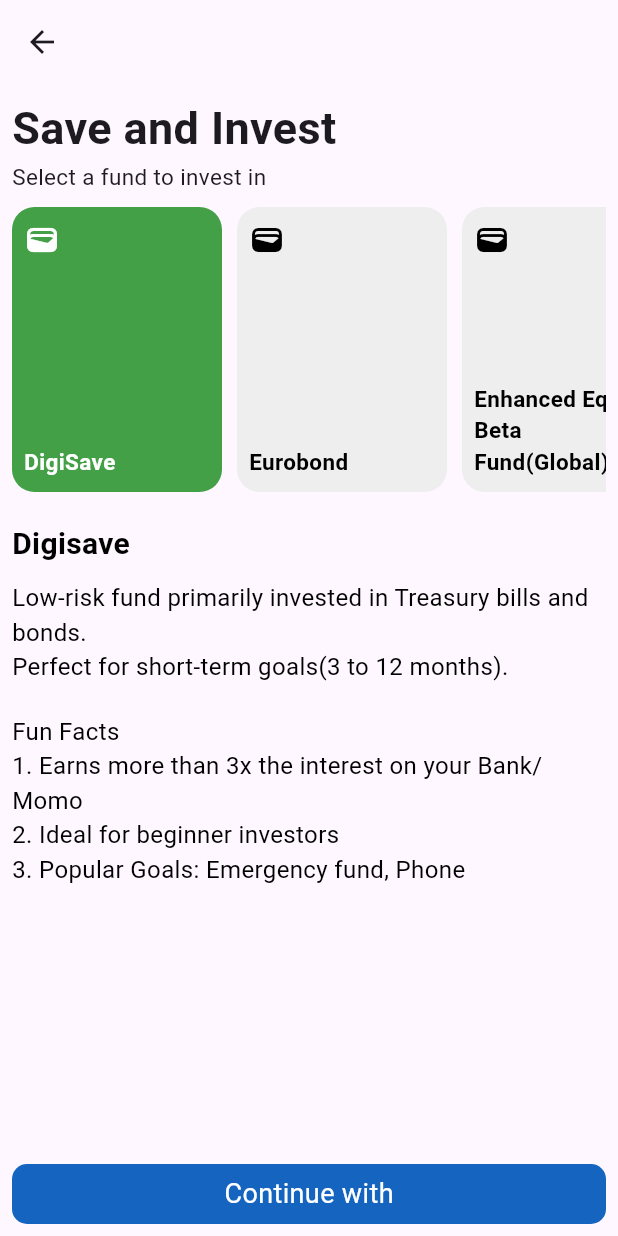
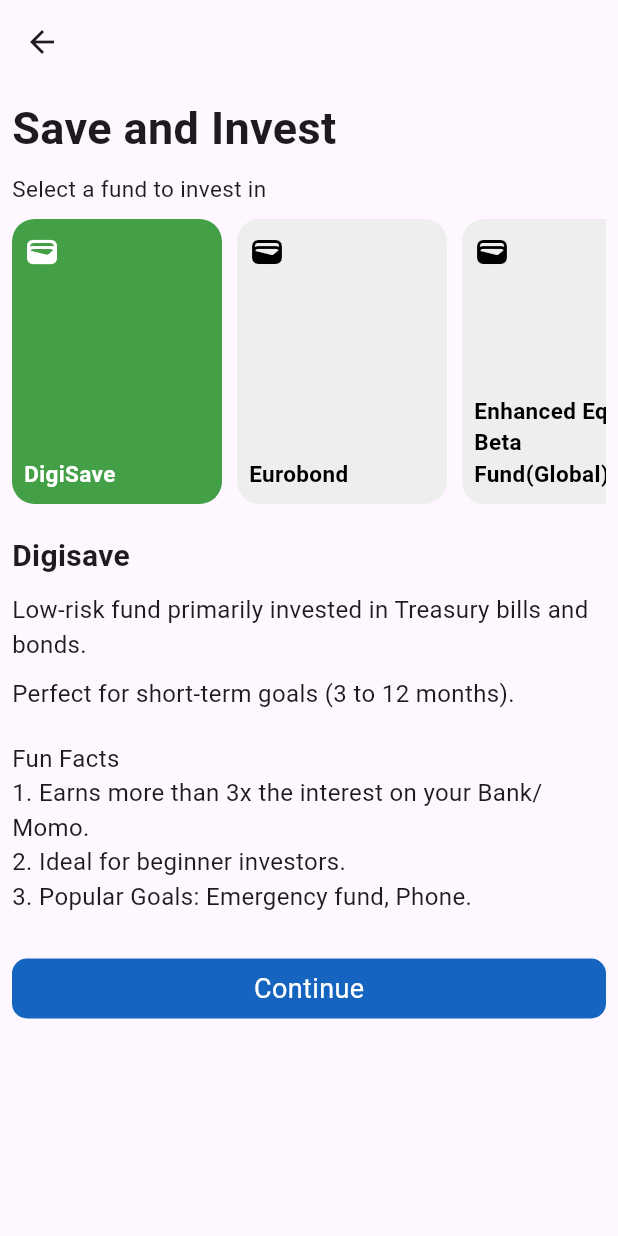
Before and after one commit to itsjasonagyeman/achieve_clone, a Flutter app: the SaveInvestPage screen opened directly, on a phone screen of 412 x 824 dp. Run offline on Flutter 3.47's test engine with Material 3 defaults, Android fonts, the phone set to English and light mode, and no system bars; our stand-ins replace carousel_slider; statements that could not run were skipped.

Commit message:
Finished Save Invest ui

```diff
--- a/lib/pages/Navigate from homepage/Investment_vault_components/Save_invest/save_invest_page.dart
+++ b/lib/pages/Navigate from homepage/Investment_vault_components/Save_invest/save_invest_page.dart
@@ -12,7 +12,6 @@ class SaveInvestPage extends StatefulWidget {
 class _SaveInvestPageState extends State<SaveInvestPage> {
   @override
   Widget build(BuildContext context) {
-
     final currentTab = Provider.of<SaveInvestTabChange>(context);
 
     return SafeArea(
@@ -20,90 +19,149 @@ class _SaveInvestPageState extends State<SaveInvestPage> {
         appBar: AppBar(
           leading: const BackButton(),
         ),
-        body: Padding(
+        body: SingleChildScrollView( // Wrap the entire body for vertical scrolling
+          child: Padding(
             padding: const EdgeInsets.all(8.0),
             child: Column(
-            mainAxisAlignment: MainAxisAlignment.start,
               crossAxisAlignment: CrossAxisAlignment.start,
               children: [
-              const Text('Save and Invest', style: TextStyle(fontWeight: FontWeight.bold, fontSize: 30,),),
-              const Text('Select a fund to invest in', style: TextStyle(fontWeight: FontWeight.normal, fontSize: 15,),),
-              const SizedBox(height: 10,),
+                const Text(
+                  'Save and Invest',
+                  style: TextStyle(
+                    fontWeight: FontWeight.bold,
+                    fontSize: 30,
+                  ),
+                ),
+                const SizedBox(height: 8),
+                const Text(
+                  'Select a fund to invest in',
+                  style: TextStyle(
+                    fontWeight: FontWeight.normal,
+                    fontSize: 15,
+                  ),
+                ),
+                const SizedBox(height: 10),
                 SingleChildScrollView(
-                scrollDirection: Axis.horizontal,
+                  scrollDirection: Axis.horizontal, // Horizontal scrolling for cards
                   child: Row(
-                  mainAxisAlignment: MainAxisAlignment.start,
-                  crossAxisAlignment: CrossAxisAlignment.start,
                     children: [
-                    GestureDetector( //Digisave
-                    onTap: (){
+                      GestureDetector(
+                        onTap: () {
                           currentTab.digisave();
                         },
                         child: Container(
                           height: 190,
                           width: 140,
                           decoration: BoxDecoration(
-                          color: currentTab.isDigisave? Colors.green[600]: Colors.grey[200],
+                            color: currentTab.isDigisave
+                                ? Colors.green[600]
+                                : Colors.grey[200],
                             borderRadius: BorderRadius.circular(15),
                           ),
                           child: Padding(
-                          padding: const EdgeInsets.fromLTRB(8,10,8,10),
+                            padding: const EdgeInsets.fromLTRB(8, 10, 8, 10),
                             child: Column(
                               mainAxisAlignment: MainAxisAlignment.spaceBetween,
                               crossAxisAlignment: CrossAxisAlignment.start,
                               children: [
-                              Icon(Icons.wallet_outlined, color: currentTab.isDigisave? Colors.white: Colors.black),
-                              Text('DigiSave', style: TextStyle(fontWeight: FontWeight.w600, fontSize: 15, color:currentTab.isDigisave? Colors.white : Colors.black),)
+                                Icon(
+                                  Icons.wallet_outlined,
+                                  color: currentTab.isDigisave
+                                      ? Colors.white
+                                      : Colors.black,
+                                ),
+                                Text(
+                                  'DigiSave',
+                                  style: TextStyle(
+                                    fontWeight: FontWeight.w600,
+                                    fontSize: 15,
+                                    color: currentTab.isDigisave
+                                        ? Colors.white
+                                        : Colors.black,
+                                  ),
+                                ),
                               ],
                             ),
                           ),
                         ),
                       ),
-                    const SizedBox(width: 10,),
-                    GestureDetector( //Eurobond
-                    onTap: (){
+                      const SizedBox(width: 10),
+                      GestureDetector(
+                        onTap: () {
                           currentTab.eurobond();
                         },
                         child: Container(
                           height: 190,
                           width: 140,
                           decoration: BoxDecoration(
-                          color: currentTab.isEurobond?Colors.purple: Colors.grey[200],
+                            color: currentTab.isEurobond
+                                ? Colors.purple
+                                : Colors.grey[200],
                             borderRadius: BorderRadius.circular(15),
                           ),
                           child: Padding(
-                          padding: const EdgeInsets.fromLTRB(8,10,8,10),
+                            padding: const EdgeInsets.fromLTRB(8, 10, 8, 10),
                             child: Column(
                               mainAxisAlignment: MainAxisAlignment.spaceBetween,
                               crossAxisAlignment: CrossAxisAlignment.start,
                               children: [
-                              Icon(Icons.wallet_outlined, color: currentTab.isEurobond? Colors.white: Colors.black),
-                              Text('Eurobond', style: TextStyle(fontWeight: FontWeight.w600, fontSize: 15, color: currentTab.isEurobond?Colors.white: Colors.black),)
+                                Icon(
+                                  Icons.wallet_outlined,
+                                  color: currentTab.isEurobond
+                                      ? Colors.white
+                                      : Colors.black,
+                                ),
+                                Text(
+                                  'Eurobond',
+                                  style: TextStyle(
+                                    fontWeight: FontWeight.w600,
+                                    fontSize: 15,
+                                    color: currentTab.isEurobond
+                                        ? Colors.white
+                                        : Colors.black,
+                                  ),
+                                ),
                               ],
                             ),
                           ),
                         ),
                       ),
-                    const SizedBox(width: 10,),
-                    GestureDetector( //DigiSave
-                      onTap: (){
+                      const SizedBox(width: 10),
+                      GestureDetector(
+                        onTap: () {
                           currentTab.global();
                         },
                         child: Container(
                           height: 190,
                           width: 140,
                           decoration: BoxDecoration(
-                          color: currentTab.isGlobal? Colors.black: Colors.grey[200],
+                            color: currentTab.isGlobal
+                                ? Colors.black
+                                : Colors.grey[200],
                             borderRadius: BorderRadius.circular(15),
                           ),
                           child: Padding(
-                          padding: const EdgeInsets.fromLTRB(8,10,8,10),
+                            padding: const EdgeInsets.fromLTRB(8, 10, 8, 10),
                             child: Column(
                               mainAxisAlignment: MainAxisAlignment.spaceBetween,
                               crossAxisAlignment: CrossAxisAlignment.start,
                               children: [
-                              Icon(Icons.wallet_outlined, color: currentTab.isGlobal?Colors.white: Colors.black,),
-                              Text('Enhanced Equity Beta Fund(Global)', style: TextStyle(fontWeight: FontWeight.w600, fontSize: 15, color: currentTab.isGlobal?Colors.white: Colors.black),)
+                                Icon(
+                                  Icons.wallet_outlined,
+                                  color: currentTab.isGlobal
+                                      ? Colors.white
+                                      : Colors.black,
+                                ),
+                                Text(
+                                  'Enhanced Equity Beta Fund(Global)',
+                                  style: TextStyle(
+                                    fontWeight: FontWeight.w600,
+                                    fontSize: 15,
+                                    color: currentTab.isGlobal
+                                        ? Colors.white
+                                        : Colors.black,
+                                  ),
+                                ),
                               ],
                             ),
                           ),
@@ -112,55 +170,98 @@ class _SaveInvestPageState extends State<SaveInvestPage> {
                     ],
                   ),
                 ),
-              const SizedBox(height: 20,),
-              SingleChildScrollView(
-                child: Column(
-                  mainAxisAlignment: MainAxisAlignment.start,
-                  crossAxisAlignment: CrossAxisAlignment.start,
-                  children: [
-                    Text(currentTab.isDigisave? 'Digisave': currentTab.isEurobond?'Eurobond trust': currentTab.isGlobal?'Enhanced Equity Beta Fund(Global Tech)':'',  style: const TextStyle(color: Colors.black, fontSize: 20, fontWeight: FontWeight.bold),),
-                    const SizedBox(height: 10,),
+                const SizedBox(height: 20),
                 Text(
-                currentTab.isDigisave?'Low-risk fund primarily invested in Treasury bills and bonds.':
-                currentTab.isEurobond? 'Moderate-risk fund fully invested in US Dollar-denominated Eurobonds':
-                currentTab.isGlobal? 'High-risk fund primarily invested in global equities with a focus on technology(Apple, Google, Netflix etc.)':'',
-                style: const TextStyle(color: Colors.black, fontSize: 16, fontWeight: FontWeight.w400),),
-                Text(
-                currentTab.isDigisave?'Perfect for short-term goals(3 to 12 months).':
-                currentTab.isEurobond? 'Perfect for medium-term goals(2 to 3 years).':
-                currentTab.isGlobal?'Perfect for long-term goals(3+ years).': '',
-                style: const TextStyle(color: Colors.black, fontSize: 16, fontWeight: FontWeight.normal),),
-                const SizedBox(height: 20,),
-                const Text('Fun Facts', style: TextStyle(color: Colors.black, fontSize: 16, fontWeight: FontWeight.normal),),
-                Text(
-                currentTab.isDigisave?'1. Earns more than 3x the interest on your Bank/ Momo':
-                currentTab.isEurobond? '1. Awesome for saving towards US Dollar expenses':
-                currentTab.isGlobal?'1.Low cost access to global stocks': '',
-                style: const TextStyle(color: Colors.black, fontSize: 16, fontWeight: FontWeight.normal),),
-                Text(
-                currentTab.isDigisave?'2. Ideal for beginner investors':
-                currentTab.isEurobond? '2. Ideal for risk neutral investors':
-                currentTab.isGlobal? '2. We designed a 6-month lock to help you stay disciplined.(Withdrawals are enabled 6 months after your first top-up)':'',
-                style: const TextStyle(color: Colors.black, fontSize: 16, fontWeight: FontWeight.normal),),
-                Text(
-                  currentTab.isDigisave?'3. Popular Goals: Emergency fund, Phone':
-                  currentTab.isEurobond?'3. Popular Goals: Car, Vacation, Education':
-                  currentTab.isGlobal?'3. Trust fund for kids, Investing towards Retirement, Wealth building etc.':'',
-                style: const TextStyle(color: Colors.black, fontSize: 16, fontWeight: FontWeight.normal),),
-                  ],
+                  currentTab.isDigisave
+                      ? 'Digisave'
+                      : currentTab.isEurobond
+                          ? 'Eurobond trust'
+                          : currentTab.isGlobal
+                              ? 'Enhanced Equity Beta Fund(Global Tech)'
+                              : '',
+                  style: const TextStyle(
+                    fontWeight: FontWeight.bold,
+                    fontSize: 20,
                   ),
                 ),
-              const Spacer(),
+                const SizedBox(height: 10),
+                Text(
+                  currentTab.isDigisave
+                      ? 'Low-risk fund primarily invested in Treasury bills and bonds.'
+                      : currentTab.isEurobond
+                          ? 'Moderate-risk fund fully invested in US Dollar-denominated Eurobonds.'
+                          : currentTab.isGlobal
+                              ? 'High-risk fund primarily invested in global equities with a focus on technology (Apple, Google, Netflix etc.).'
+                              : '',
+                  style: const TextStyle(
+                    fontSize: 16,
+                  ),
+                ),
+                const SizedBox(height: 10),
+                Text(
+                  currentTab.isDigisave
+                      ? 'Perfect for short-term goals (3 to 12 months).'
+                      : currentTab.isEurobond
+                          ? 'Perfect for medium-term goals (2 to 3 years).'
+                          : currentTab.isGlobal
+                              ? 'Perfect for long-term goals (3+ years).'
+                              : '',
+                  style: const TextStyle(
+                    fontSize: 16,
+                  ),
+                ),
+                const SizedBox(height: 20),
+                const Text(
+                  'Fun Facts',
+                  style: TextStyle(fontSize: 16),
+                ),
+                Text(
+                  currentTab.isDigisave
+                      ? '1. Earns more than 3x the interest on your Bank/Momo.'
+                      : currentTab.isEurobond
+                          ? '1. Awesome for saving towards US Dollar expenses.'
+                          : currentTab.isGlobal
+                              ? '1. Low-cost access to global stocks.'
+                              : '',
+                  style: const TextStyle(fontSize: 16),
+                ),
+                Text(
+                  currentTab.isDigisave
+                      ? '2. Ideal for beginner investors.'
+                      : currentTab.isEurobond
+                          ? '2. Ideal for risk-neutral investors.'
+                          : currentTab.isGlobal
+                              ? '2. We designed a 6-month lock to help you stay disciplined.'
+                              : '',
+                  style: const TextStyle(fontSize: 16),
+                ),
+                Text(
+                  currentTab.isDigisave
+                      ? '3. Popular Goals: Emergency fund, Phone.'
+                      : currentTab.isEurobond
+                          ? '3. Popular Goals: Car, Vacation, Education.'
+                          : currentTab.isGlobal
+                              ? '3. Trust fund for kids, Retirement, Wealth building.'
+                              : '',
+                  style: const TextStyle(fontSize: 16),
+                ),
+                const SizedBox(height: 30),
                 Container(
                   height: 40,
                   width: double.infinity,
                   decoration: BoxDecoration(
                     color: Colors.blue[800],
-                  borderRadius: BorderRadius.circular(10)
+                    borderRadius: BorderRadius.circular(10),
                   ),
-                child: const Center(child: Text('Continue with', style: TextStyle(color: Colors.white, fontSize: 18),)),
-              )
+                  child: const Center(
+                    child: Text(
+                      'Continue',
+                      style: TextStyle(color: Colors.white, fontSize: 18),
+                    ),
+                  ),
+                ),
               ],
+            ),
           ),
         ),
       ),
```
Lines whose indentation alone changed are shown as unchanged.
